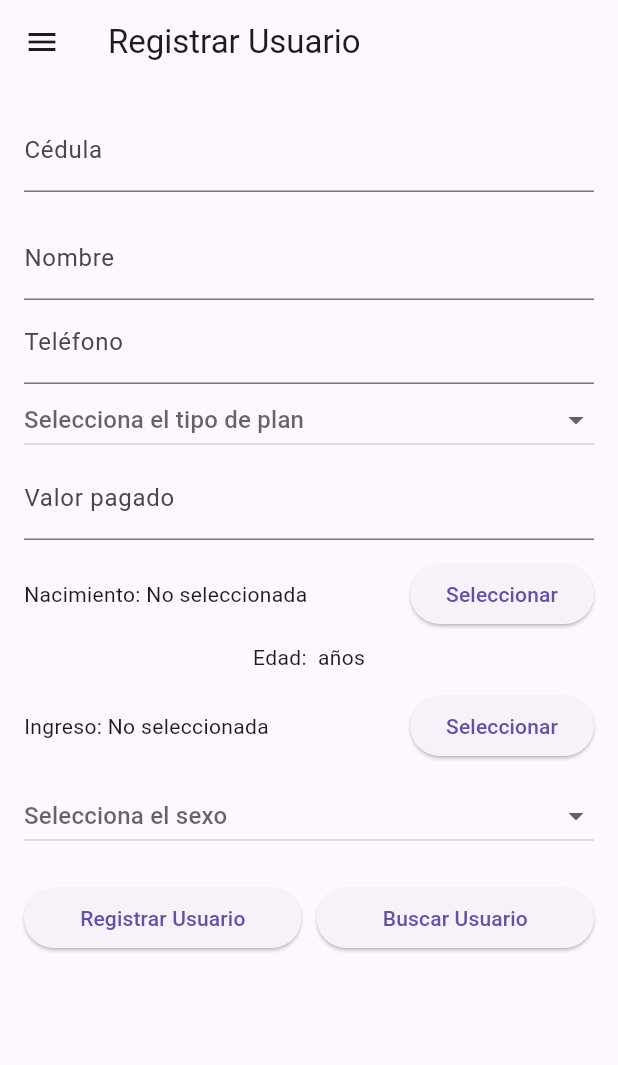
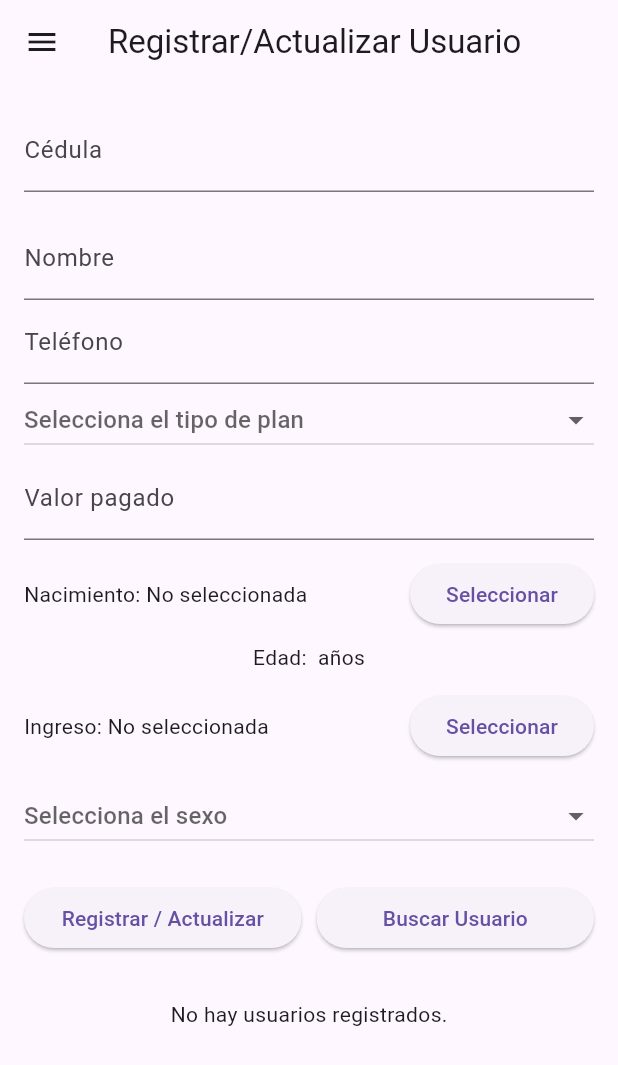
Before and after one commit to passos2001/delta_mobile, a Flutter app: the AdminPage screen opened directly with empty values, on a phone screen of 412 x 824 dp. Shown: the top 1065 px of the screen. Run offline on Flutter 3.47's test engine with Material 3 defaults, Android fonts, the phone set to English and light mode, and no system bars; our stand-ins replace cloud_firestore, firebase_core; accounts and stored records are empty.

Commit message:
Ver cuales usuarios están por vencer, arreglos en el código

```diff
--- a/lib/pages/admin_page.dart
+++ b/lib/pages/admin_page.dart
@@ -21,7 +21,7 @@ class _AdminPageState extends State<AdminPage> {
   DateTime? _fechaIngreso;
   String? _sexo;
   String? _tipoPlan;
-  String _edadCalculada = '';
+  String edadCalculada = '';
 
   String? nombreAdmin;
 
@@ -74,12 +74,12 @@ class _AdminPageState extends State<AdminPage> {
     if (_fechaNacimiento != null) {
       final edad = calcularEdad(_fechaNacimiento!);
       setState(() {
-        _edadCalculada = edad.toString();
+        edadCalculada = edad.toString();
       });
     }
   }
 
-  Future<void> registrarUsuario() async {
+  Future<void> registrarOActualizarUsuario() async {
     if (_fechaNacimiento == null ||
         _fechaIngreso == null ||
         _sexo == null ||
@@ -90,10 +90,12 @@ class _AdminPageState extends State<AdminPage> {
       return;
     }
 
+    final cedula = _cedulaController.text.trim();
+    final query = await usuarios.where('cedula', isEqualTo: cedula).get();
+
     final int edad = calcularEdad(_fechaNacimiento!);
-
-    await usuarios.add({
-      'cedula': _cedulaController.text.trim(),
+    final usuarioData = {
+      'cedula': cedula,
       'nombre': _nombreController.text.trim(),
       'telefono': _telefonoController.text.trim(),
       'fechaNacimiento': _fechaNacimiento!.toIso8601String(),
@@ -103,12 +105,24 @@ class _AdminPageState extends State<AdminPage> {
       'tipoPlan': _tipoPlan!,
       'valor_pagado': _valorPagadoController.text.trim(),
       'rol': 'usuario',
-    });
+    };
 
-    ScaffoldMessenger.of(context).showSnackBar(
-      const SnackBar(content: Text('Usuario registrado correctamente')),
-    );
+    if (query.docs.isNotEmpty) {
+      await usuarios.doc(query.docs.first.id).update(usuarioData);
+      ScaffoldMessenger.of(context).showSnackBar(
+        const SnackBar(content: Text('Usuario actualizado correctamente')),
+      );
+    } else {
+      await usuarios.add(usuarioData);
+      ScaffoldMessenger.of(context).showSnackBar(
+        const SnackBar(content: Text('Usuario registrado correctamente')),
+      );
+    }
 
+    limpiarCampos();
+  }
+
+  void limpiarCampos() {
     _cedulaController.clear();
     _nombreController.clear();
     _telefonoController.clear();
@@ -119,7 +133,7 @@ class _AdminPageState extends State<AdminPage> {
       _fechaIngreso = null;
       _sexo = null;
       _tipoPlan = null;
-      _edadCalculada = '';
+      edadCalculada = '';
     });
   }
 
@@ -144,7 +158,7 @@ class _AdminPageState extends State<AdminPage> {
                 : null;
         _fechaIngreso =
             data['fecha'] != null ? DateTime.tryParse(data['fecha']) : null;
-        _edadCalculada = data['edad'] ?? '';
+        edadCalculada = data['edad'] ?? '';
       });
 
       ScaffoldMessenger.of(
@@ -181,7 +195,7 @@ class _AdminPageState extends State<AdminPage> {
               ),
               TextButton(
                 onPressed: () {
-                  Navigator.of(context).pop(); // Cierra el diálogo
+                  Navigator.of(context).pop();
                   Navigator.of(context).pushAndRemoveUntil(
                     MaterialPageRoute(builder: (_) => const InicioPage()),
                     (route) => false,
@@ -197,7 +211,7 @@ class _AdminPageState extends State<AdminPage> {
   @override
   Widget build(BuildContext context) {
     return Scaffold(
-      appBar: AppBar(title: const Text('Registrar Usuario')),
+      appBar: AppBar(title: const Text('Registrar/Actualizar Usuario')),
       drawer: Drawer(
         child: ListView(
           padding: EdgeInsets.zero,
@@ -282,7 +296,7 @@ class _AdminPageState extends State<AdminPage> {
               ],
             ),
             const SizedBox(height: 8),
-            Text('Edad: $_edadCalculada años'),
+            Text('Edad: $edadCalculada años'),
             const SizedBox(height: 12),
             Row(
               children: [
@@ -317,8 +331,8 @@ class _AdminPageState extends State<AdminPage> {
               children: [
                 Expanded(
                   child: ElevatedButton(
-                    onPressed: registrarUsuario,
-                    child: const Text('Registrar Usuario'),
+                    onPressed: registrarOActualizarUsuario,
+                    child: const Text('Registrar / Actualizar'),
                   ),
                 ),
                 const SizedBox(width: 10),
@@ -330,6 +344,70 @@ class _AdminPageState extends State<AdminPage> {
                 ),
               ],
             ),
+            const SizedBox(height: 30),
+            FutureBuilder<QuerySnapshot>(
+              future: FirebaseFirestore.instance.collection('Usuario').get(),
+              builder: (context, snapshot) {
+                if (snapshot.connectionState == ConnectionState.waiting) {
+                  return const CircularProgressIndicator();
+                }
+
+                if (!snapshot.hasData || snapshot.data!.docs.isEmpty) {
+                  return const Text('No hay usuarios registrados.');
+                }
+
+                final hoy = DateTime.now();
+                final manana = hoy.add(const Duration(days: 1));
+                final usuarios = snapshot.data!.docs;
+
+                final usuariosPorVencer =
+                    usuarios.where((doc) {
+                      final data = doc.data() as Map<String, dynamic>;
+                      final tipoPlan = data['tipoPlan'];
+                      final fechaIngresoStr = data['fecha'];
+
+                      if (tipoPlan == null || fechaIngresoStr == null)
+                        return false;
+
+                      final diasPlan =
+                          {
+                            'Mensual': 30,
+                            'Bimestre': 60,
+                            'Trimestre': 90,
+                          }[tipoPlan];
+
+                      if (diasPlan == null) return false;
+
+                      final fechaIngreso = DateTime.tryParse(fechaIngresoStr);
+                      if (fechaIngreso == null) return false;
+
+                      final fechaVencimiento = fechaIngreso.add(
+                        Duration(days: diasPlan),
+                      );
+                      return fechaVencimiento.year == manana.year &&
+                          fechaVencimiento.month == manana.month &&
+                          fechaVencimiento.day == manana.day;
+                    }).toList();
+
+                if (usuariosPorVencer.isEmpty) {
+                  return const Text('No hay usuarios por vencer mañana.');
+                }
+
+                return Column(
+                  crossAxisAlignment: CrossAxisAlignment.start,
+                  children: [
+                    const Text(
+                      'Usuarios por vencer:',
+                      style: TextStyle(fontWeight: FontWeight.bold),
+                    ),
+                    ...usuariosPorVencer.map((usuario) {
+                      final data = usuario.data() as Map<String, dynamic>;
+                      return Text('- ${data['nombre'] ?? 'Sin nombre'}');
+                    }).toList(),
+                  ],
+                );
+              },
+            ),
           ],
         ),
       ),
--- a/pubspec.yaml
+++ b/pubspec.yaml
@@ -36,6 +36,7 @@ dependencies:
   cupertino_icons: ^1.0.8
   cloud_firestore: ^5.6.7
   firebase_core: ^3.13.0
+  intl: ^0.20.2
 
 dev_dependencies:
   flutter_test:
```
Also changed, not shown: pubspec.lock.
